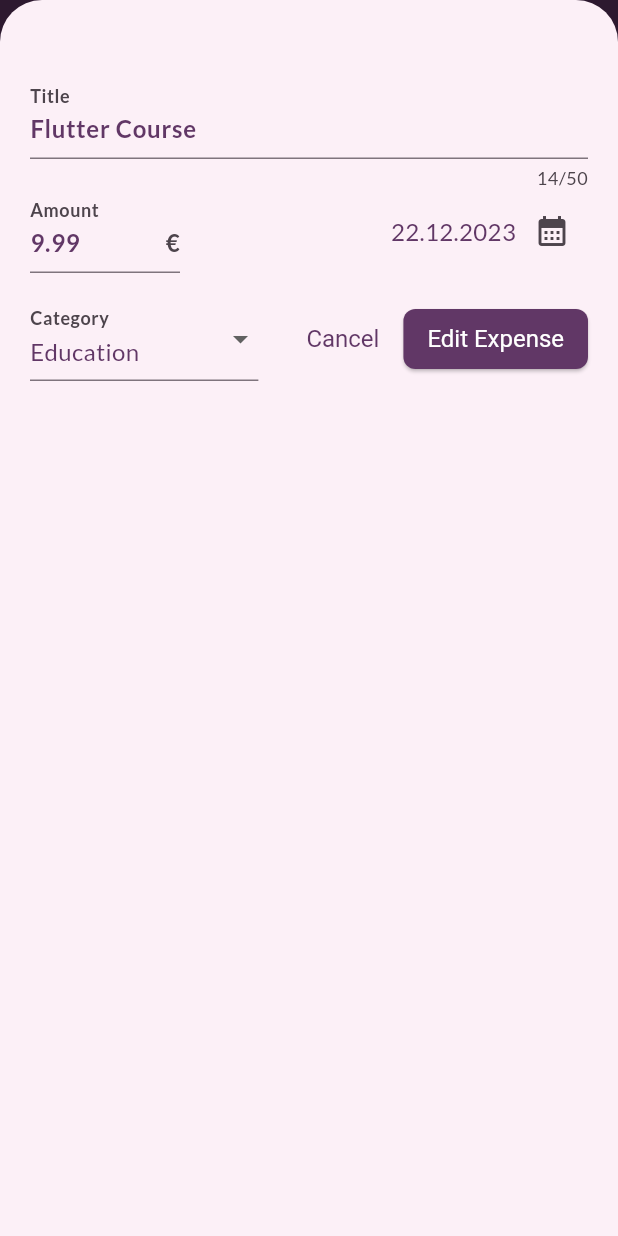
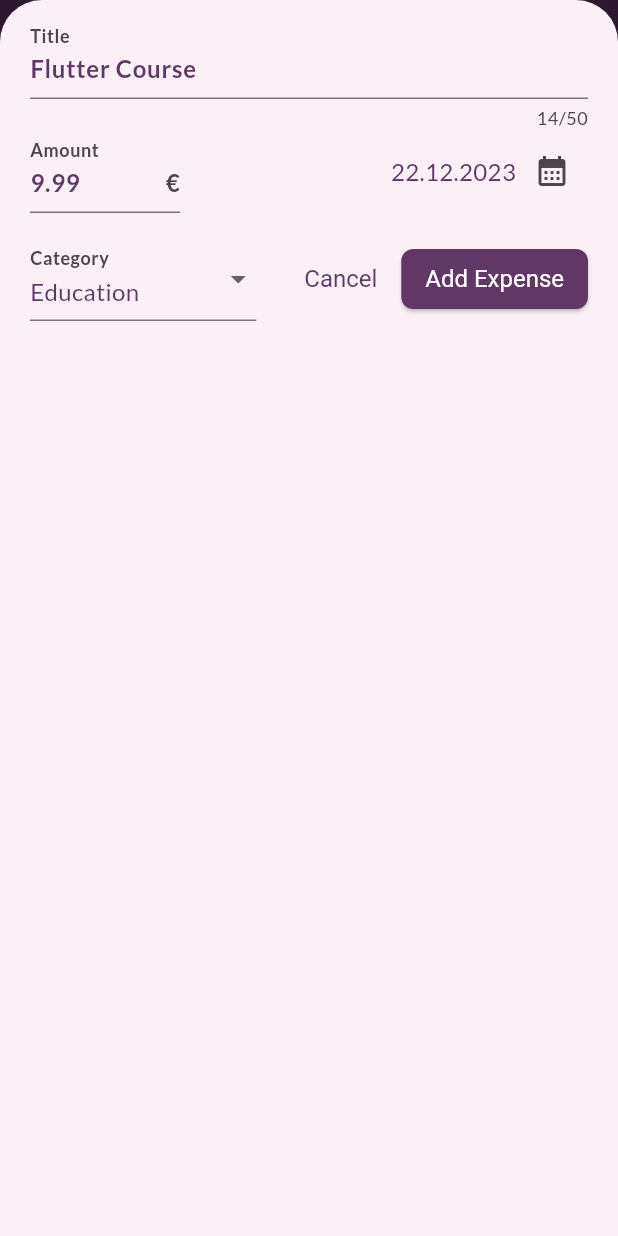
Before and after one commit to raphaelpinel/flutter-expense-tracker, a Flutter app: the screen it shows after launch, after a tap on "Chart", after a tap on "Flutter Course", on a phone screen of 412 x 824 dp. Run offline on Flutter 3.47's test engine with Material 3 defaults, Android fonts, the phone set to English and light mode, and no system bars.

Commit message:
Merge add and edit modal and adjust layout for landscape

```diff
--- a/lib/widgets/edit_expense.dart
+++ /dev/null
@@ -1,214 +0,0 @@
-import 'package:flutter/material.dart';
-import 'package:expense_tracker/models/expense.dart';
-import 'package:expense_tracker/models/category_type.enum.dart';
-import 'package:intl/intl.dart';
-
-class EditExpense extends StatefulWidget {
-  const EditExpense(
-      {super.key, required this.expense, required this.onSaveExpense});
-
-  final Expense expense;
-  final void Function(Expense expense) onSaveExpense;
-
-  @override
-  State<EditExpense> createState() => _EditExpenseState();
-}
-
-class _EditExpenseState extends State<EditExpense> {
-  final _formKey = GlobalKey<FormState>();
-  final _titleController = TextEditingController();
-  final _amountController = TextEditingController();
-  DateTime? _selectedDate;
-  CategoryType _selectedCategory = CategoryType.other;
-  var _hasBeenSubmitted = false;
-  var _isDateValid = false;
-
-  @override
-  void initState() {
-    super.initState();
-    _titleController.text = widget.expense.title;
-    _amountController.text = widget.expense.amount.toString();
-    _selectedDate = widget.expense.date;
-    _selectedCategory = widget.expense.category;
-  }
-
-  final List<DropdownMenuItem<CategoryType>> _categoryOptionsItems =
-      CategoryType.values
-          .map((category) => DropdownMenuItem(
-                value: category,
-                child: Text(toBeginningOfSentenceCase(category.name)),
-              ))
-          .toList();
-
-  void _presentDatePicker() async {
-    final now = DateTime.now();
-    final pickedDate = await showDatePicker(
-      context: context,
-      initialDate: now,
-      firstDate: now.subtract(const Duration(days: 365)),
-      lastDate: now,
-    );
-
-    if (pickedDate != null) {
-      setState(() {
-        _selectedDate = pickedDate;
-      });
-    }
-  }
-
-  @override
-  void dispose() {
-    _titleController.dispose();
-    _amountController.dispose();
-    super.dispose();
-  }
-
-  void _closeModal() {
-    Navigator.pop(context);
-  }
-
-  String? _validateAmount(String? value) {
-    if (value == null || value.isEmpty) {
-      return 'Please enter an amount';
-    }
-    final amount = double.tryParse(value.replaceAll(',', '.'));
-    if (amount == null || amount <= 0) {
-      return 'Please enter a valid amount';
-    }
-    return null;
-  }
-
-  String? _validateDate(DateTime? value) {
-    if (value == null) {
-      return 'Please enter a date';
-    }
-    setState(() {
-      _isDateValid = true;
-    });
-    return null;
-  }
-
-  void _submitForm() {
-    setState(() {
-      _hasBeenSubmitted = true;
-    });
-    var isRestOfFormValid = _formKey.currentState!.validate();
-    // both date and rest of form need to be evaluated
-    if (_validateDate(_selectedDate) == null && isRestOfFormValid) {
-      // Form is valid, add expense
-      widget.onSaveExpense(Expense(
-        id: widget.expense.id,
-        title: _titleController.text.trim(),
-        amount:
-            double.parse(_amountController.text.trim().replaceAll(',', '.')),
-        date: _selectedDate!,
-        category: _selectedCategory,
-      ));
-      _closeModal();
-    }
-  }
-
-  @override
-  Widget build(BuildContext context) {
-    var showDateError =
-        _selectedDate == null && _hasBeenSubmitted && !_isDateValid;
-    return Padding(
-      padding: const EdgeInsets.fromLTRB(20, 50, 20, 20),
-      child: Form(
-        key: _formKey,
-        child: Column(
-          // crossAxisAlignment: CrossAxisAlignment.end,
-          children: [
-            TextFormField(
-              controller: _titleController,
-              autovalidateMode: AutovalidateMode.onUserInteraction,
-              decoration: const InputDecoration(label: Text('Title')),
-              maxLength: 50,
-              validator: (value) {
-                if (value == null || value.isEmpty) {
-                  return 'Please enter a title';
-                }
-                return null;
-              },
-            ),
-            Row(
-              children: [
-                SizedBox(
-                  width: 100,
-                  child: TextFormField(
-                    keyboardType: TextInputType.number,
-                    controller: _amountController,
-                    autovalidateMode: AutovalidateMode.onUserInteraction,
-                    decoration: const InputDecoration(
-                        label: Text('Amount'), suffixText: '€'),
-                    onChanged: (value) {
-                      // Add your onChanged logic here
-                    },
-                    validator: _validateAmount,
-                  ),
-                ),
-                const SizedBox(width: 10),
-                Expanded(
-                  child: Row(
-                    mainAxisAlignment: MainAxisAlignment.end,
-                    crossAxisAlignment: CrossAxisAlignment.center,
-                    children: [
-                      Text(
-                        showDateError
-                            ? 'Please select a date'
-                            : _selectedDate == null
-                                ? 'No date Selected'
-                                : formatter.format(_selectedDate!),
-                        style: TextStyle(
-                          color: showDateError
-                              ? Theme.of(context).colorScheme.error
-                              : null,
-                        ),
-                      ),
-                      IconButton(
-                          icon: const Icon(Icons.calendar_month),
-                          color: showDateError
-                              ? Theme.of(context).colorScheme.error
-                              : null,
-                          onPressed: _presentDatePicker)
-                    ],
-                  ),
-                )
-              ],
-            ),
-            const SizedBox(height: 16),
-            Row(
-              mainAxisAlignment: MainAxisAlignment.end,
-              children: [
-                Expanded(
-                  child: DropdownButtonFormField<CategoryType>(
-                    value: _selectedCategory,
-                    style: Theme.of(context).textTheme.bodyMedium,
-                    onChanged: (newValue) {
-                      if (newValue == null) {
-                        return;
-                      }
-                      setState(() {
-                        _selectedCategory = newValue;
-                      });
-                    },
-                    items: _categoryOptionsItems,
-                    decoration: const InputDecoration(
-                      labelText: 'Category',
-                    ),
-                  ),
-                ),
-                const SizedBox(width: 16),
-                TextButton(onPressed: _closeModal, child: const Text('Cancel')),
-                ElevatedButton(
-                  onPressed: _submitForm,
-                  child: const Text('Edit Expense'),
-                ),
-              ],
-            )
-          ],
-        ),
-      ),
-    );
-  }
-}
--- a/lib/widgets/expenses.dart
+++ b/lib/widgets/expenses.dart
@@ -1,5 +1,4 @@
 import 'package:expense_tracker/widgets/chart/chart.dart';
-import 'package:expense_tracker/widgets/edit_expense.dart';
 import 'package:expense_tracker/widgets/expenses_list/expenses_list.dart';
 import 'package:expense_tracker/models/category_type.enum.dart';
 import 'package:expense_tracker/models/expense.dart';
@@ -38,7 +37,7 @@ class _ExpensesState extends State<Expenses> {
     });
   }
 
-  void _saveExpense(Expense expense) {
+  void _editExpense(Expense expense) {
     // find expense in list and replace it
     final expenseToEdit = _registeredExpenses
         .firstWhere((registeredExpense) => registeredExpense.id == expense.id);
@@ -82,22 +81,16 @@ class _ExpensesState extends State<Expenses> {
     ScaffoldMessenger.of(context).showSnackBar(snackbar);
   }
 
-  void _openAddExpenseOverlay() {
+  void _openAddEditExpenseOverlay(
+      {required bool isNewExpense, Expense? expense}) {
     showModalBottomSheet(
       useSafeArea: true,
       isScrollControlled: true,
       context: context,
-      builder: (context) => NewExpense(onAddExpense: _addExpense),
-    );
-  }
-
-  void _openEditExpenseOverlay(Expense expense) {
-    showModalBottomSheet(
-      useSafeArea: true,
-      isScrollControlled: true,
-      context: context,
-      builder: (context) =>
-          EditExpense(expense: expense, onSaveExpense: _saveExpense),
+      builder: (context) => AddEditExpense(
+          onSaveExpense: isNewExpense ? _addExpense : _editExpense,
+          expense: expense,
+          isNewExpense: isNewExpense),
     );
   }
 
@@ -121,7 +114,9 @@ class _ExpensesState extends State<Expenses> {
             children: [
               const Text('No expenses found.', style: TextStyle(fontSize: 18)),
               TextButton(
-                  onPressed: _openAddExpenseOverlay,
+                  onPressed: () {
+                    _openAddEditExpenseOverlay(isNewExpense: true);
+                  },
                   style: TextButton.styleFrom(
                     padding: const EdgeInsets.fromLTRB(0, 10, 10, 10),
                   ),
@@ -146,18 +141,19 @@ class _ExpensesState extends State<Expenses> {
         expenses: _registeredExpenses,
         onDeleteExpense: _deleteExpense,
         onOpenEditExpense: (Expense expense) {
-          _openEditExpenseOverlay(expense);
+          _openAddEditExpenseOverlay(expense: expense, isNewExpense: false);
         },
       );
     }
-
 
     return Scaffold(
       appBar: AppBar(
         title: const Text('Expense Tracker'),
         actions: [
           IconButton(
-            onPressed: _openAddExpenseOverlay,
+            onPressed: () {
+              _openAddEditExpenseOverlay(isNewExpense: true);
+            },
             icon: const Icon(Icons.add),
           )
         ],
--- a/lib/widgets/new_expense.dart
+++ b/lib/widgets/new_expense.dart
@@ -3,16 +3,22 @@ import 'package:expense_tracker/models/expense.dart';
 import 'package:expense_tracker/models/category_type.enum.dart';
 import 'package:intl/intl.dart';
 
-class NewExpense extends StatefulWidget {
-  const NewExpense({super.key, required this.onAddExpense});
+class AddEditExpense extends StatefulWidget {
+  const AddEditExpense(
+      {super.key,
+      required this.onSaveExpense,
+      required this.isNewExpense,
+      this.expense});
 
-  final void Function(Expense expense) onAddExpense;
+  final void Function(Expense expense) onSaveExpense;
+  final bool isNewExpense;
+  final Expense? expense;
 
   @override
-  State<NewExpense> createState() => _NewExpenseState();
+  State<AddEditExpense> createState() => _AddEditExpenseState();
 }
 
-class _NewExpenseState extends State<NewExpense> {
+class _AddEditExpenseState extends State<AddEditExpense> {
   final _formKey = GlobalKey<FormState>();
   final _titleController = TextEditingController();
   final _amountController = TextEditingController();
@@ -20,6 +26,7 @@ class _NewExpenseState extends State<NewExpense> {
   CategoryType _selectedCategory = CategoryType.other;
   var _hasBeenSubmitted = false;
   var _isDateValid = false;
+  String submitButtonText = 'Save';
 
   final List<DropdownMenuItem<CategoryType>> _categoryOptionsItems =
       CategoryType.values
@@ -28,6 +35,20 @@ class _NewExpenseState extends State<NewExpense> {
                 child: Text(toBeginningOfSentenceCase(category.name)),
               ))
           .toList();
+
+  @override
+  void initState() {
+    super.initState();
+    if (!widget.isNewExpense && widget.expense != null) {
+      _titleController.text = widget.expense!.title;
+      _amountController.text = widget.expense!.amount.toString();
+      _selectedDate = widget.expense!.date;
+      _selectedCategory = widget.expense!.category;
+    }
+    if (widget.isNewExpense) {
+      submitButtonText = 'Add Expense';
+    }
+  }
 
   void _presentDatePicker() async {
     final now = DateTime.now();
@@ -85,7 +106,8 @@ class _NewExpenseState extends State<NewExpense> {
     // both date and rest of form need to be evaluated
     if (_validateDate(_selectedDate) == null && isRestOfFormValid) {
       // Form is valid, add expense
-      widget.onAddExpense(Expense(
+      widget.onSaveExpense(Expense(
+        id: widget.expense?.id,
         title: _titleController.text.trim(),
         amount:
             double.parse(_amountController.text.trim().replaceAll(',', '.')),
@@ -103,6 +125,11 @@ class _NewExpenseState extends State<NewExpense> {
     var showDateError =
         _selectedDate == null && _hasBeenSubmitted && !_isDateValid;
 
+    return LayoutBuilder(builder: (ctx, constraints) {
+      final width = constraints.maxWidth;
+      // different layout used for landscape mode or tablets
+      final isLargeWidth = width >= 600;
+
       return SizedBox(
         height: double.infinity,
         child: SingleChildScrollView(
@@ -114,6 +141,42 @@ class _NewExpenseState extends State<NewExpense> {
               child: Column(
                 // crossAxisAlignment: CrossAxisAlignment.end,
                 children: [
+                  if (isLargeWidth) ...[
+                    Row(
+                      crossAxisAlignment: CrossAxisAlignment.start,
+                      children: [
+                        Expanded(
+                          child: TextFormField(
+                            controller: _titleController,
+                            autovalidateMode:
+                                AutovalidateMode.onUserInteraction,
+                            decoration: const InputDecoration(
+                                labelText: 'Title', hintText: 'Title'),
+                            maxLength: 50,
+                            validator: (value) {
+                              if (value == null || value.isEmpty) {
+                                return 'Please enter a title';
+                              }
+                              return null;
+                            },
+                          ),
+                        ),
+                        const SizedBox(width: 24),
+                        Expanded(
+                          // width: 100,
+                          child: TextFormField(
+                            keyboardType: TextInputType.number,
+                            controller: _amountController,
+                            autovalidateMode:
+                                AutovalidateMode.onUserInteraction,
+                            decoration: const InputDecoration(
+                                labelText: 'Amount', suffixText: '€'),
+                            validator: _validateAmount,
+                          ),
+                        ),
+                      ],
+                    ),
+                  ] else ...[
                     TextFormField(
                       controller: _titleController,
                       autovalidateMode: AutovalidateMode.onUserInteraction,
@@ -126,6 +189,58 @@ class _NewExpenseState extends State<NewExpense> {
                         return null;
                       },
                     ),
+                  ],
+                  if (isLargeWidth) ...[
+                    Row(
+                      children: [
+                        Expanded(
+                          child: DropdownButtonFormField<CategoryType>(
+                            value: _selectedCategory,
+                            style: Theme.of(context).textTheme.bodyMedium,
+                            onChanged: (newValue) {
+                              if (newValue == null) {
+                                return;
+                              }
+                              setState(() {
+                                _selectedCategory = newValue;
+                              });
+                            },
+                            items: _categoryOptionsItems,
+                            decoration: const InputDecoration(
+                              labelText: 'Category',
+                            ),
+                          ),
+                        ),
+                        const SizedBox(width: 24),
+                        Expanded(
+                          child: Row(
+                            mainAxisAlignment: MainAxisAlignment.end,
+                            crossAxisAlignment: CrossAxisAlignment.center,
+                            children: [
+                              Text(
+                                showDateError
+                                    ? 'Please select a date'
+                                    : _selectedDate == null
+                                        ? 'No date Selected'
+                                        : formatter.format(_selectedDate!),
+                                style: TextStyle(
+                                  color: showDateError
+                                      ? Theme.of(context).colorScheme.error
+                                      : null,
+                                ),
+                              ),
+                              IconButton(
+                                  icon: const Icon(Icons.calendar_month),
+                                  color: showDateError
+                                      ? Theme.of(context).colorScheme.error
+                                      : null,
+                                  onPressed: _presentDatePicker)
+                            ],
+                          ),
+                        )
+                      ],
+                    ),
+                  ] else ...[
                     Row(
                       children: [
                         SizedBox(
@@ -133,12 +248,10 @@ class _NewExpenseState extends State<NewExpense> {
                           child: TextFormField(
                             keyboardType: TextInputType.number,
                             controller: _amountController,
-                        autovalidateMode: AutovalidateMode.onUserInteraction,
+                            autovalidateMode:
+                                AutovalidateMode.onUserInteraction,
                             decoration: const InputDecoration(
                                 label: Text('Amount'), suffixText: '€'),
-                        onChanged: (value) {
-                          // Add your onChanged logic here
-                        },
                             validator: _validateAmount,
                           ),
                         ),
@@ -171,7 +284,22 @@ class _NewExpenseState extends State<NewExpense> {
                         )
                       ],
                     ),
+                  ],
                   const SizedBox(height: 16),
+                  if (isLargeWidth) ...[
+                    Row(
+                      mainAxisAlignment: MainAxisAlignment.end,
+                      children: [
+                        TextButton(
+                            onPressed: _closeModal,
+                            child: const Text('Cancel')),
+                        ElevatedButton(
+                          onPressed: _submitForm,
+                          child: Text(submitButtonText),
+                        ),
+                      ],
+                    ),
+                  ] else ...[
                     Row(
                       mainAxisAlignment: MainAxisAlignment.end,
                       children: [
@@ -195,7 +323,8 @@ class _NewExpenseState extends State<NewExpense> {
                         ),
                         const SizedBox(width: 16),
                         TextButton(
-                        onPressed: _closeModal, child: const Text('Cancel')),
+                            onPressed: _closeModal,
+                            child: const Text('Cancel')),
                         ElevatedButton(
                           onPressed: _submitForm,
                           child: const Text('Add Expense'),
@@ -203,10 +332,12 @@ class _NewExpenseState extends State<NewExpense> {
                       ],
                     )
                   ],
+                ],
               ),
             ),
           ),
         ),
       );
+    });
   }
 }
```
Lines whose indentation alone changed are shown as unchanged.
